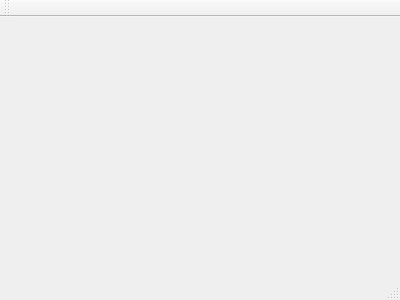
This is mainwindow.ui in Fattonin/ProjetWifibot_Annet_Bernard as Qt 5 draws it before an edit. The edited form follows.
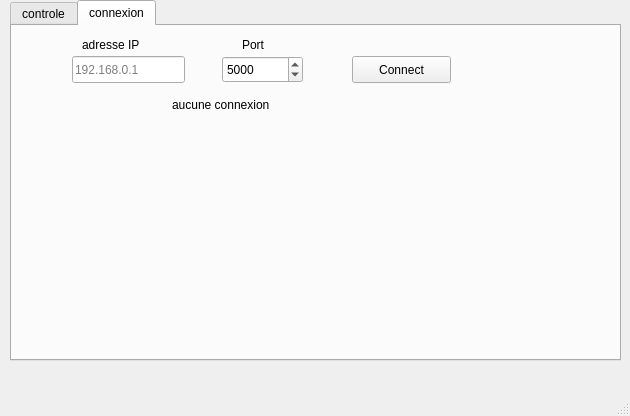
This is the edited form.

Commit message: suppression des clients et serveurs (.h et .cpp) et modif de la fenetre (ajout bouton, texte ,...)

What changed in the file:
```diff
--- a/mainwindow.ui
+++ b/mainwindow.ui
@@ -1,24 +1,195 @@
 <ui version="4.0">
  <class>MainWindow</class>
- <widget class="QMainWindow" name="MainWindow" >
-  <property name="geometry" >
+ <widget class="QMainWindow" name="MainWindow">
+  <property name="geometry">
    <rect>
     <x>0</x>
     <y>0</y>
-    <width>400</width>
-    <height>300</height>
+    <width>630</width>
+    <height>416</height>
    </rect>
   </property>
   <property name="windowTitle" >
    <string>MainWindow</string>
   </property>
-  <widget class="QMenuBar" name="menuBar" />
-  <widget class="QToolBar" name="mainToolBar" />
-  <widget class="QWidget" name="centralWidget" />
-  <widget class="QStatusBar" name="statusBar" />
+  <widget class="QWidget" name="centralWidget">
+   <widget class="QTabWidget" name="menu">
+    <property name="geometry">
+     <rect>
+      <x>10</x>
+      <y>0</y>
+      <width>611</width>
+      <height>361</height>
+     </rect>
+    </property>
+    <property name="currentIndex">
+     <number>1</number>
+    </property>
+    <widget class="QWidget" name="controle">
+     <attribute name="title">
+      <string>controle</string>
+     </attribute>
+     <widget class="QPushButton" name="B_envoi">
+      <property name="geometry">
+       <rect>
+        <x>440</x>
+        <y>40</y>
+        <width>99</width>
+        <height>27</height>
+       </rect>
+      </property>
+      <property name="text">
+       <string>Envoi</string>
+      </property>
+     </widget>
+     <widget class="QLineEdit" name="Envoi">
+      <property name="geometry">
+       <rect>
+        <x>40</x>
+        <y>40</y>
+        <width>351</width>
+        <height>27</height>
+       </rect>
+      </property>
+     </widget>
+     <widget class="QLabel" name="recu">
+      <property name="geometry">
+       <rect>
+        <x>50</x>
+        <y>130</y>
+        <width>461</width>
+        <height>17</height>
+       </rect>
+      </property>
+      <property name="text">
+       <string/>
+      </property>
+     </widget>
+     <widget class="QLabel" name="label_2">
+      <property name="geometry">
+       <rect>
+        <x>50</x>
+        <y>100</y>
+        <width>67</width>
+        <height>17</height>
+       </rect>
+      </property>
+      <property name="text">
+       <string>reponse :</string>
+      </property>
+     </widget>
+    </widget>
+    <widget class="QWidget" name="connexion">
+     <attribute name="title">
+      <string>connexion</string>
+     </attribute>
+     <widget class="QSpinBox" name="Port_Num">
+      <property name="geometry">
+       <rect>
+        <x>210</x>
+        <y>30</y>
+        <width>81</width>
+        <height>27</height>
+       </rect>
+      </property>
+      <property name="specialValueText">
+       <string/>
+      </property>
+      <property name="maximum">
+       <number>9999</number>
+      </property>
+      <property name="value">
+       <number>5000</number>
+      </property>
+     </widget>
+     <widget class="QLabel" name="Port">
+      <property name="geometry">
+       <rect>
+        <x>230</x>
+        <y>10</y>
+        <width>67</width>
+        <height>17</height>
+       </rect>
+      </property>
+      <property name="text">
+       <string>Port</string>
+      </property>
+     </widget>
+     <widget class="QLineEdit" name="IP_Text">
+      <property name="geometry">
+       <rect>
+        <x>60</x>
+        <y>30</y>
+        <width>113</width>
+        <height>27</height>
+       </rect>
+      </property>
+      <property name="placeholderText">
+       <string>192.168.0.1</string>
+      </property>
+     </widget>
+     <widget class="QLabel" name="Info">
+      <property name="geometry">
+       <rect>
+        <x>160</x>
+        <y>70</y>
+        <width>191</width>
+        <height>17</height>
+       </rect>
+      </property>
+      <property name="text">
+       <string>aucune connexion</string>
+      </property>
+     </widget>
+     <widget class="QLabel" name="IP">
+      <property name="geometry">
+       <rect>
+        <x>70</x>
+        <y>10</y>
+        <width>71</width>
+        <height>17</height>
+       </rect>
+      </property>
+      <property name="text">
+       <string>adresse IP</string>
+      </property>
+     </widget>
+     <widget class="QPushButton" name="B_conect">
+      <property name="geometry">
+       <rect>
+        <x>340</x>
+        <y>30</y>
+        <width>99</width>
+        <height>27</height>
+       </rect>
+      </property>
+      <property name="text">
+       <string>Connect</string>
+      </property>
+     </widget>
+    </widget>
+   </widget>
+  </widget>
+  <widget class="QMenuBar" name="menuBar">
+   <property name="geometry">
+    <rect>
+     <x>0</x>
+     <y>0</y>
+     <width>630</width>
+     <height>25</height>
+    </rect>
+   </property>
+  </widget>
+  <widget class="QStatusBar" name="statusBar">
+   <property name="contextMenuPolicy">
+    <enum>Qt::DefaultContextMenu</enum>
+   </property>
+   <property name="accessibleDescription">
+    <string/>
+   </property>
+  </widget>
  </widget>
- <layoutDefault spacing="6" margin="11" />
- <pixmapfunction></pixmapfunction>
+ <layoutdefault spacing="6" margin="11"/>
  <resources/>
  <connections/>
 </ui>
```
Left out of the diff: 3 changed lines with no effect on the pictures. The commit also changes 5 other files.
